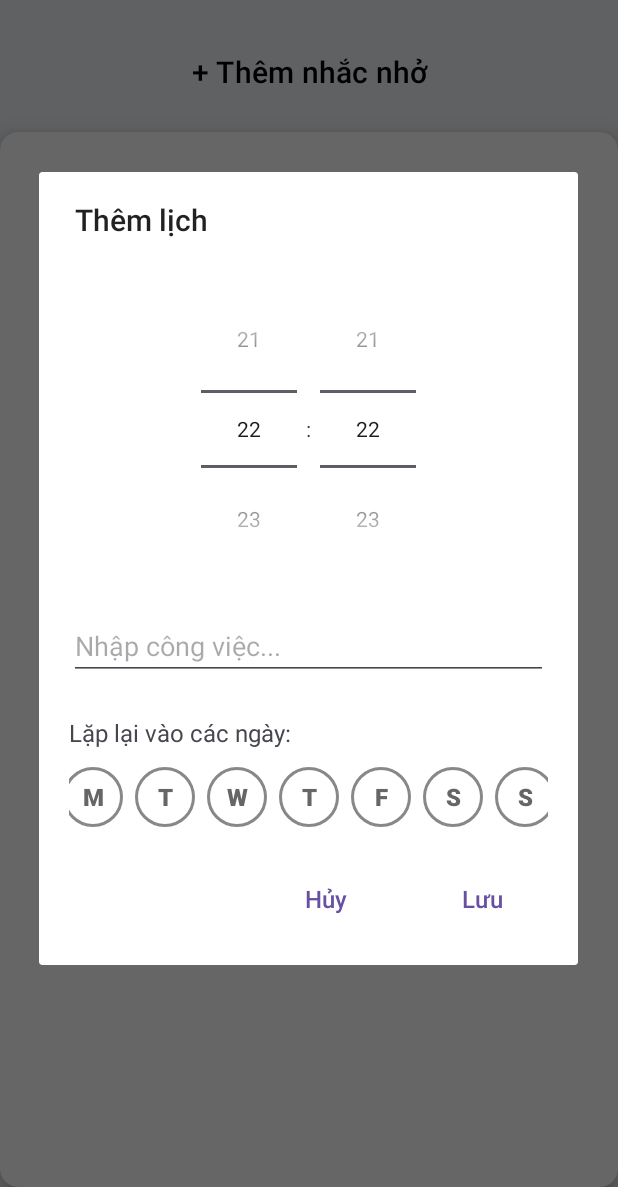
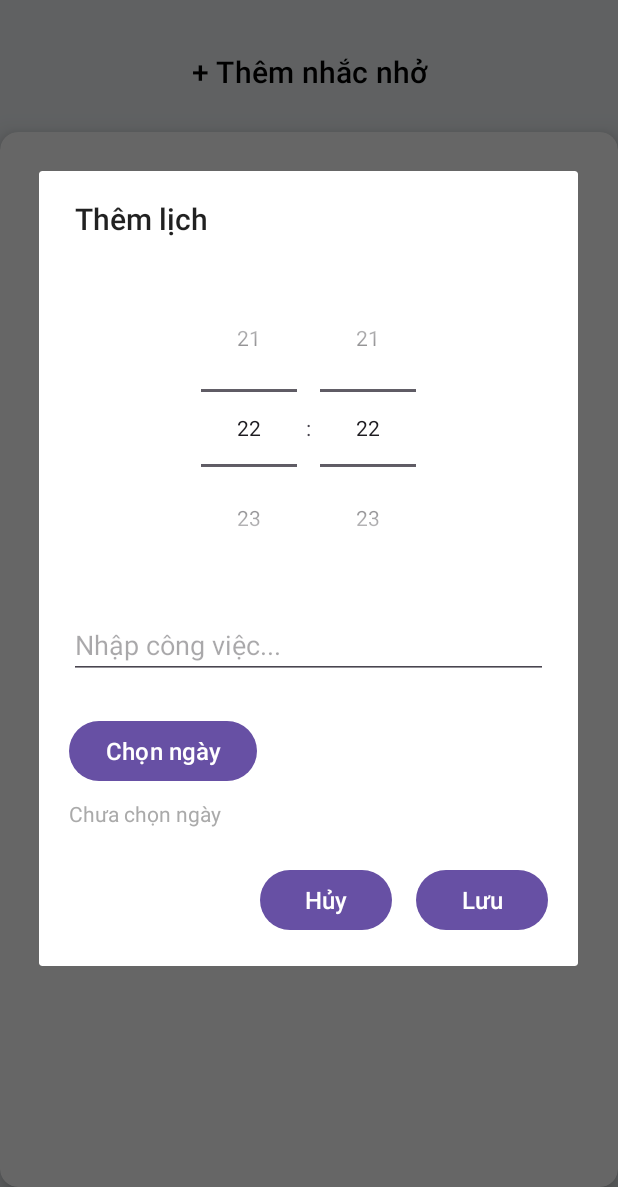
Before and after one commit to phuvt0912/Reminder-App, an Android app: the screen it shows after launch (MainActivity), after a tap on "+ Thêm nhắc nhở", on a phone screen of 412 x 824 dp, the part 49-1236 px from its top. Run offline under Robolectric (Android 15) with nearby library versions, the phone set to English and light mode, and no system bars.

Commit message:
Sắp xếp theo ngày và giờ

```diff
--- a/app/build.gradle.kts
+++ b/app/build.gradle.kts
@@ -11,7 +11,7 @@ android {
 
     defaultConfig {
         applicationId = "com.example.reminder"
-        minSdk = 24
+        minSdk = 26
         targetSdk = 36
         versionCode = 1
         versionName = "1.0"
--- a/app/src/main/java/com/example/reminder/MainActivity.kt
+++ b/app/src/main/java/com/example/reminder/MainActivity.kt
@@ -1,11 +1,13 @@
 package com.example.reminder
 
 import android.app.AlertDialog
+import android.app.DatePickerDialog
 import android.content.Context
 import android.os.Bundle
 import android.view.LayoutInflater
 import android.widget.Button
 import android.widget.EditText
+import android.widget.TextView
 import android.widget.TimePicker
 import androidx.activity.enableEdgeToEdge
 import androidx.appcompat.app.AppCompatActivity
@@ -15,8 +17,27 @@ import androidx.recyclerview.widget.LinearLayoutManager
 import androidx.recyclerview.widget.RecyclerView
 import com.google.gson.reflect.TypeToken
 import com.google.gson.Gson
+import java.util.Calendar
+import java.time.LocalDate
+import java.time.LocalTime
+import java.time.format.DateTimeFormatter
 
 class MainActivity : AppCompatActivity() {
+
+    private fun convertDate(date: String): LocalDate {
+        val formatter = DateTimeFormatter.ofPattern("d/M/yyyy")
+        return LocalDate.parse(date, formatter)
+    }
+    private fun convertTime(time: String): LocalTime {
+        val formatter = DateTimeFormatter.ofPattern("H:mm")
+        return LocalTime.parse(time, formatter)
+    }
+    private fun sortReminders() {
+        reminders.sortWith(compareBy(
+            { convertDate(it.date) },
+            { convertTime(it.time) }
+        ))
+    }
 
     private fun loadData() {
         val sharedPref = getSharedPreferences("reminder_prefs", Context.MODE_PRIVATE)
@@ -48,23 +69,42 @@ class MainActivity : AppCompatActivity() {
         val reminderView: RecyclerView = findViewById<RecyclerView>(R.id.ReminderSchedule)
         val addButton: Button = findViewById<Button>(R.id.btnAdd)
         loadData()
+        sortReminders()
         adapter = ReminderAdapter(
             reminders,
-            onSwitchChange = { item, isChecked ->
-                item.isActive = isChecked
-                saveData() //
-            },
             onDeleteClick = { item ->
                 reminders.remove(item)
                 adapter.notifyDataSetChanged()
                 saveData() //
             }
         )
-        reminderView.adapter = adapter
-        reminderView.layoutManager = LinearLayoutManager(this)
+        reminderView.adapter = adapter // Hiểu là thông qua adapter, trông RecycleView sẽ như thế nào
+        reminderView.layoutManager = LinearLayoutManager(this) // Hiểu là gắn cái layout đó ở ngữ cảnh nào (this là ở ngữ cảnh này)
         addButton.setOnClickListener {
             val dialogView = LayoutInflater.from(this).inflate(R.layout.itemreminder_dialog, null)
             val timePicker: TimePicker = dialogView.findViewById<TimePicker>(R.id.timePicker)
+            val datepicker: Button = dialogView.findViewById<Button>(R.id.btnSelectDate)
+            lateinit var dateText: String
+
+            datepicker.setOnClickListener {
+                val calendar = Calendar.getInstance()
+                val selectedDateText: TextView = dialogView.findViewById<TextView>(R.id.selectedDateText)
+                val year = calendar.get(Calendar.YEAR)
+                val month = calendar.get(Calendar.MONTH)
+                val day = calendar.get(Calendar.DAY_OF_MONTH)
+
+                val datePicker = DatePickerDialog(
+                    this,
+                    { _, selectedYear, selectedMonth, selectedDay ->
+                        val date = "$selectedDay/${selectedMonth + 1}/$selectedYear"
+                        selectedDateText.text = date
+                        dateText = date
+                    },
+                    year, month, day
+                )
+
+                datePicker.show()
+            }
             timePicker.setIs24HourView(true)
             val task: EditText = dialogView.findViewById<EditText>(R.id.editTask)
             val saveButton: Button = dialogView.findViewById<Button>(R.id.btnSave)
@@ -80,8 +120,9 @@ class MainActivity : AppCompatActivity() {
                 val minute = timePicker.minute
                 val taskText = task.text.toString()
                 val timestr = String.format("%02d:%02d", hour, minute)
-                reminders.add(ReminderItem(timestr, taskText, true)) //hêm vào list
-                adapter.notifyItemInserted(reminders.size - 1)//báo adapter là có thay đổi
+                reminders.add(ReminderItem(timestr, dateText, taskText))
+                sortReminders()
+                adapter.notifyDataSetChanged()
                 saveData() //lưu vào sharedprefs
                 dialog.dismiss() //tắt hộp thoại
             }
--- a/app/src/main/java/com/example/reminder/ReminderItem.kt
+++ b/app/src/main/java/com/example/reminder/ReminderItem.kt
@@ -2,6 +2,6 @@ package com.example.reminder
 
 class ReminderItem(
     val time: String,
-    val task: String,
-    var isActive: Boolean = true
+    val date: String,
+    val task: String
 )
--- a/app/src/main/res/layout/itemreminder_dialog.xml
+++ b/app/src/main/res/layout/itemreminder_dialog.xml
@@ -19,73 +19,24 @@
         android:hint="Nhập công việc..."
         android:inputType="text" />
 
-    <!-- START OF NEW DAY SELECTOR SECTION -->
-    <TextView
+    <!-- NÚT CHỌN NGÀY (thay thế phần lặp ngày) -->
+    <Button
+        android:id="@+id/btnSelectDate"
         android:layout_width="wrap_content"
         android:layout_height="wrap_content"
         android:layout_marginTop="24dp"
-        android:text="Lặp lại vào các ngày:"
-        android:textSize="16sp"/>
+        android:text="Chọn ngày"
+        android:textSize="16sp" />
 
-    <LinearLayout
-        android:layout_width="match_parent"
+    <!-- Sau khi chọn ngày thì nó sẽ hiện ở đây -->
+    <TextView
+        android:id="@+id/selectedDateText"
+        android:layout_width="wrap_content"
         android:layout_height="wrap_content"
-        android:layout_marginTop="12dp"
-        android:gravity="center"
-        android:orientation="horizontal">
-
-        <!-- We will create a single style for all the buttons -->
-        <ToggleButton
-            android:id="@+id/toggleMon"
-            style="@style/DayToggle"
-            android:textOff="M"
-            android:textOn="M" />
-
-        <ToggleButton
-            android:id="@+id/toggleTue"
-            style="@style/DayToggle"
-            android:layout_marginStart="8dp"
-            android:textOff="T"
-            android:textOn="T" />
-
-        <ToggleButton
-            android:id="@+id/toggleWed"
-            style="@style/DayToggle"
-            android:layout_marginStart="8dp"
-            android:textOff="W"
-            android:textOn="W" />
-
-        <ToggleButton
-            android:id="@+id/toggleThu"
-            style="@style/DayToggle"
-            android:layout_marginStart="8dp"
-            android:textOff="T"
-            android:textOn="T" />
-
-         <ToggleButton
-            android:id="@+id/toggleFri"
-            style="@style/DayToggle"
-            android:layout_marginStart="8dp"
-            android:textOff="F"
-            android:textOn="F" />
-
-        <ToggleButton
-            android:id="@+id/toggleSat"
-            style="@style/DayToggle"
-            android:layout_marginStart="8dp"
-            android:textOff="S"
-            android:textOn="S" />
-
-        <ToggleButton
-            android:id="@+id/toggleSun"
-            style="@style/DayToggle"
-            android:layout_marginStart="8dp"
-            android:textOff="S"
-            android:textOn="S" />
-
-    </LinearLayout>
-    <!-- END OF NEW DAY SELECTOR SECTION -->
-
+        android:layout_marginTop="8dp"
+        android:text="Chưa chọn ngày"
+        android:textSize="14sp"
+        android:textColor="@android:color/darker_gray" />
 
     <LinearLayout
         android:layout_width="match_parent"
@@ -94,23 +45,20 @@
         android:gravity="end"
         android:orientation="horizontal">
 
-        <!-- It's better to use MaterialButton for modern styling -->
         <Button
             android:id="@+id/btnCancel"
-            style="?attr/borderlessButtonStyle"
             android:layout_width="wrap_content"
             android:layout_height="wrap_content"
             android:text="Hủy"
-            android:textSize="16sp"/>
+            android:textSize="16sp" />
 
         <Button
             android:id="@+id/btnSave"
-            style="?attr/borderlessButtonStyle"
             android:layout_width="wrap_content"
             android:layout_height="wrap_content"
             android:layout_marginStart="16dp"
             android:text="Lưu"
-            android:textSize="16sp"/>
+            android:textSize="16sp" />
 
     </LinearLayout>
 
```
Also changed, not shown: app/src/main/java/com/example/reminder/ReminderAdapter.kt (+2 -8 lines), app/src/main/res/layout/item_reminder.xml (+22 -18 lines).
